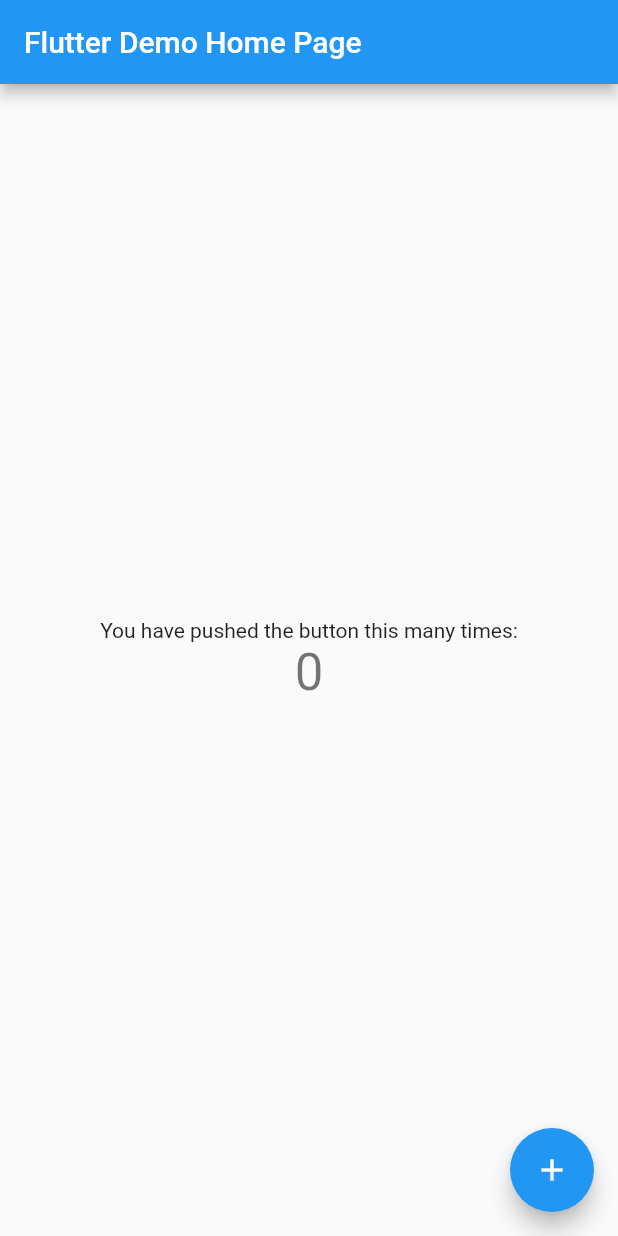
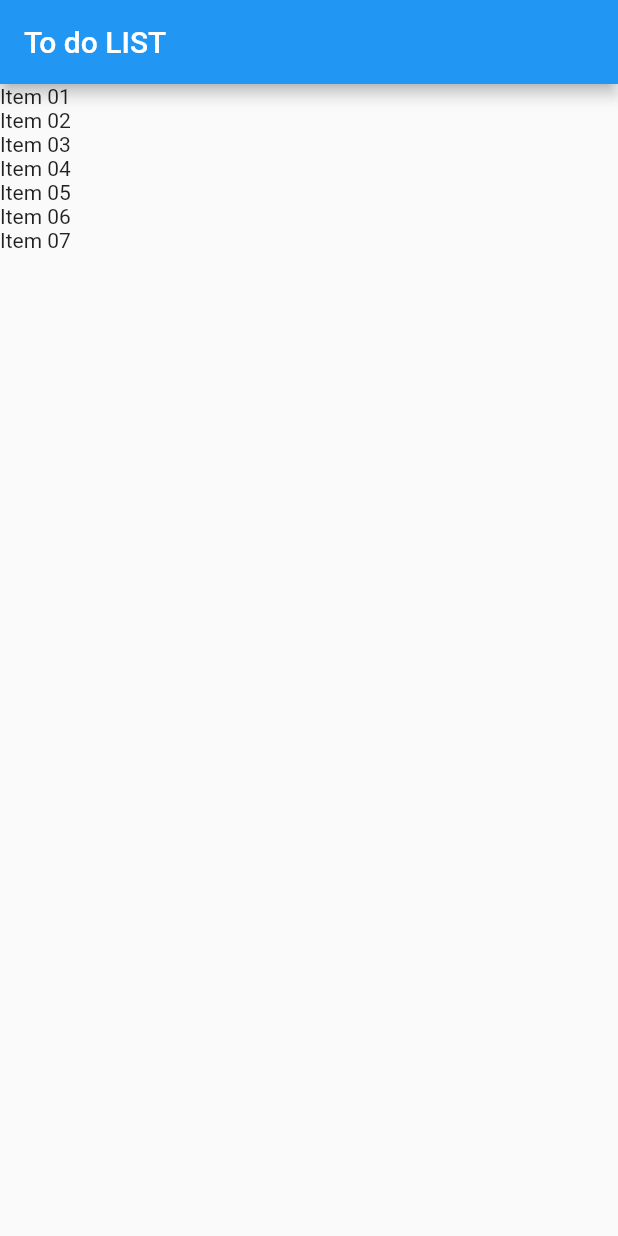
Before and after one commit to MeninoNias/flutter-appCurso-balta.io, a Flutter app: the screen it shows after launch, on a phone screen of 412 x 824 dp. Run offline on Flutter 3.47's test engine with Material 2 defaults, Android fonts, the phone set to English and light mode, and no system bars.

Commit message:
aula 006

```diff
--- a/lib/main.dart
+++ b/lib/main.dart
@@ -1,21 +1,20 @@
 import 'package:flutter/material.dart';
-import 'package:flutter_introducao/src/home.dart';
+import 'models/home.dart';
 
 void main() {
-  runApp(MyApp());
+  runApp(App());
 }
 
-class MyApp extends StatelessWidget {
-  // This widget is the root of your application.
+class App extends StatelessWidget {
   @override
   Widget build(BuildContext context) {
     return MaterialApp(
-      title: 'Flutter Demo',
+      title: 'balta.io App',
       theme: ThemeData(
         primarySwatch: Colors.blue,
         visualDensity: VisualDensity.adaptivePlatformDensity,
       ),
-      home: MyHomePage(title: 'Flutter Demo Home Page'),
+      home: MyHomePage(),
     );
   }
 }
--- /dev/null
+++ b/lib/models/home.dart
@@ -0,0 +1,38 @@
+import 'package:flutter/material.dart';
+
+import 'item.dart';
+
+class MyHomePage extends StatefulWidget {
+  var items = new List<Item>();
+
+  MyHomePage() {
+    items = [];
+    items.add(Item(title: "Item 01", done: false));
+    items.add(Item(title: "Item 02", done: true));
+    items.add(Item(title: "Item 03", done: false));
+    items.add(Item(title: "Item 04", done: false));
+    items.add(Item(title: "Item 05", done: false));
+    items.add(Item(title: "Item 06", done: false));
+    items.add(Item(title: "Item 07", done: false));
+  }
+
+  @override
+  _MyHomePageState createState() => _MyHomePageState();
+}
+
+class _MyHomePageState extends State<MyHomePage> {
+  @override
+  Widget build(BuildContext context) {
+    return Scaffold(
+      appBar: AppBar(
+        title: Text("To do LIST"),
+      ),
+      body: ListView.builder(
+        itemCount: widget.items.length,
+        itemBuilder: (context, index) {
+          return Text(widget.items[index].title);
+        },
+      ),
+    );
+  }
+}
--- /dev/null
+++ b/lib/models/item.dart
@@ -0,0 +1,18 @@
+class Item {
+  String title;
+  bool done;
+
+  Item({this.title, this.done});
+
+  Item.fromJson(Map<String, dynamic> json) {
+    title = json['title'];
+    done = json['done'];
+  }
+
+  Map<String, dynamic> toJson() {
+    final Map<String, dynamic> data = new Map<String, dynamic>();
+    data['title'] = this.title;
+    data['done'] = this.done;
+    return data;
+  }
+}
--- a/lib/src/home.dart
+++ /dev/null
@@ -1,48 +0,0 @@
-import 'package:flutter/material.dart';
-
-class MyHomePage extends StatefulWidget {
-  MyHomePage({Key key, this.title}) : super(key: key);
-
-  final String title;
-
-  @override
-  _MyHomePageState createState() => _MyHomePageState();
-}
-
-class _MyHomePageState extends State<MyHomePage> {
-  int _counter = 0;
-
-  void _incrementCounter() {
-    setState(() {
-      _counter++;
-    });
-  }
-
-  @override
-  Widget build(BuildContext context) {
-    return Scaffold(
-      appBar: AppBar(
-        title: Text(widget.title),
-      ),
-      body: Center(
-        child: Column(
-          mainAxisAlignment: MainAxisAlignment.center,
-          children: <Widget>[
-            Text(
-              'You have pushed the button this many times:',
-            ),
-            Text(
-              '$_counter',
-              style: Theme.of(context).textTheme.headline4,
-            ),
-          ],
-        ),
-      ),
-      floatingActionButton: FloatingActionButton(
-        onPressed: _incrementCounter,
-        tooltip: 'Increment',
-        child: Icon(Icons.add),
-      ),
-    );
-  }
-}
```
Also changed, not shown: 1 other file.
